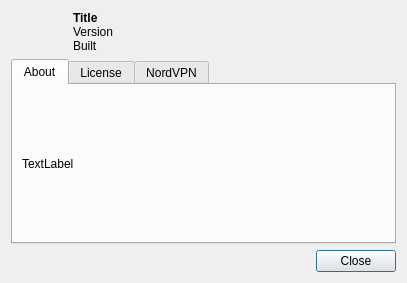
First picture: the form in app/aboutdialog.ui, repository sendevent/yangl, before the edit.
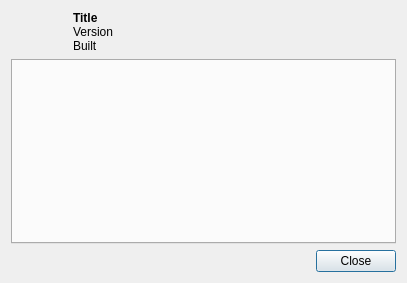
Second picture: the form after the edit. Icons and pictures are not drawn.

Commit message: Licensine comment corrected; AboutDialog populated with license text

What changed in the file:
```diff
--- a/app/aboutdialog.ui
+++ b/app/aboutdialog.ui
@@ -70,30 +70,6 @@
      <property name="currentIndex">
       <number>0</number>
      </property>
-     <widget class="QWidget" name="tabAbout">
-      <attribute name="title">
-       <string>About</string>
-      </attribute>
-      <layout class="QGridLayout" name="gridLayout">
-       <item row="0" column="0">
-        <widget class="QLabel" name="labelContentAbout">
-         <property name="text">
-          <string>TextLabel</string>
-         </property>
-        </widget>
-       </item>
-      </layout>
-     </widget>
-     <widget class="QWidget" name="tabLicense">
-      <attribute name="title">
-       <string>License</string>
-      </attribute>
-     </widget>
-     <widget class="QWidget" name="tabNVPN">
-      <attribute name="title">
-       <string>NordVPN</string>
-      </attribute>
-     </widget>
     </widget>
    </item>
    <item>
```
Left out of the diff: 2 changed lines with no effect on the pictures. The commit also changes 72 other files.
